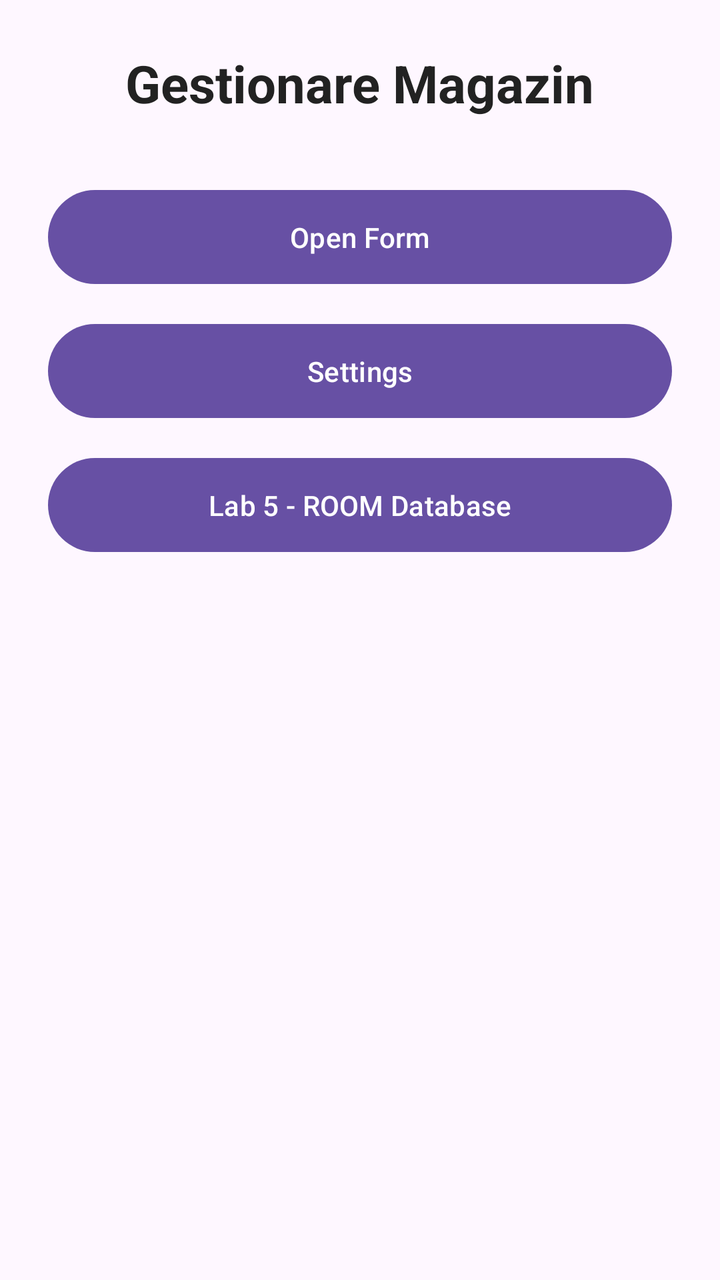
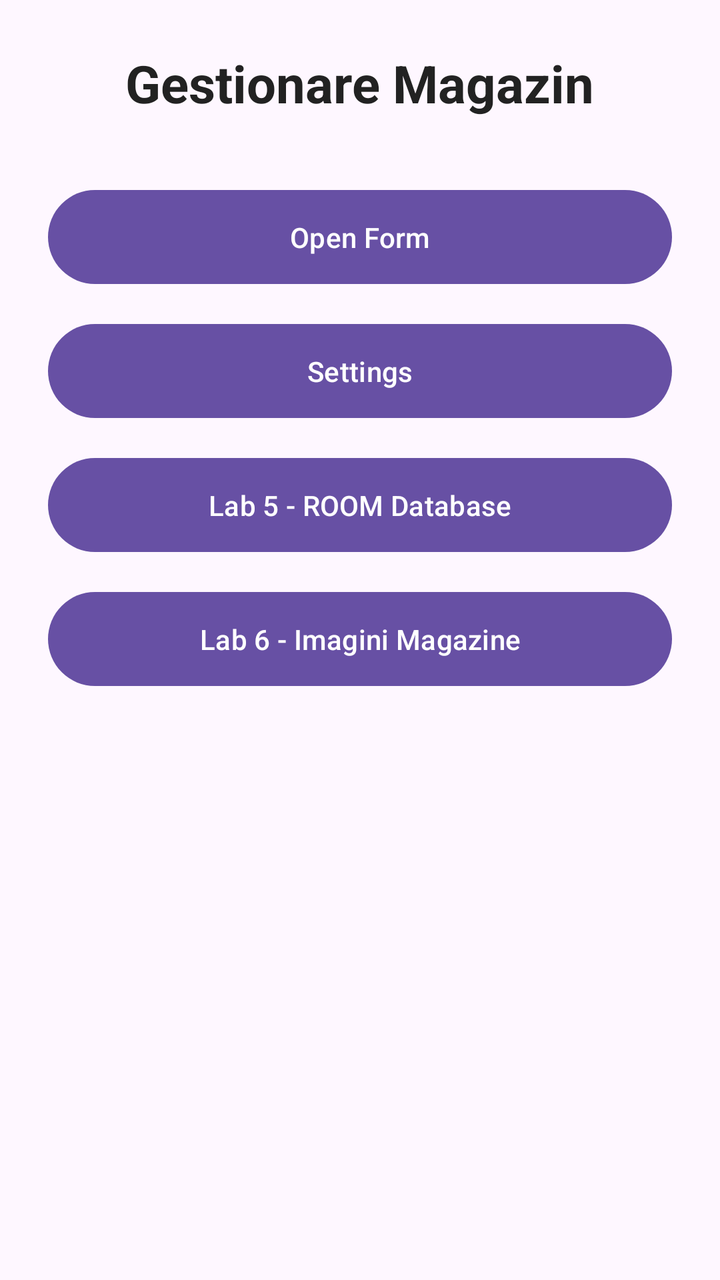

Two renders of the same Android screen: before a commit and after it. Below are the layout's source before the change and the commit's diff.
<!-- AndroidManifest.xml: application theme Theme.Labs -->
<!-- res/layout/activity_activitate_lab4.xml -->
<?xml version="1.0" encoding="utf-8"?>
<androidx.constraintlayout.widget.ConstraintLayout xmlns:android="http://schemas.android.com/apk/res/android"
    xmlns:app="http://schemas.android.com/apk/res-auto"
    xmlns:tools="http://schemas.android.com/tools"
    android:id="@+id/main"
    android:layout_width="match_parent"
    android:layout_height="match_parent"
    android:padding="24dp"
    tools:context=".ActivitateLab4">

    <TextView
        android:id="@+id/textViewTitleMain"
        android:layout_width="wrap_content"
        android:layout_height="wrap_content"
        android:text="Gestionare Magazin"
        android:textSize="26sp"
        android:textStyle="bold"
        android:textColor="#222222"
        app:layout_constraintTop_toTopOf="parent"
        app:layout_constraintStart_toStartOf="parent"
        app:layout_constraintEnd_toEndOf="parent" />

    <Button
        android:id="@+id/open_form"
        android:layout_width="0dp"
        android:layout_height="wrap_content"
        android:layout_marginTop="32dp"
        android:text="Open Form"
        android:textAllCaps="false"
        android:padding="14dp"
        app:layout_constraintTop_toBottomOf="@id/textViewTitleMain"
        app:layout_constraintStart_toStartOf="parent"
        app:layout_constraintEnd_toEndOf="parent" />

    <Button
        android:id="@+id/buttonSettings"
        android:layout_width="0dp"
        android:layout_height="wrap_content"
        android:layout_marginTop="12dp"
        android:text="Settings"
        android:textAllCaps="false"
        android:padding="14dp"
        app:layout_constraintTop_toBottomOf="@id/open_form"
        app:layout_constraintStart_toStartOf="parent"
        app:layout_constraintEnd_toEndOf="parent" />

    <Button
        android:id="@+id/buttonLab5Room"
        android:layout_width="0dp"
        android:layout_height="wrap_content"
        android:layout_marginTop="12dp"
        android:text="Lab 5 - ROOM Database"
        android:textAllCaps="false"
        android:padding="14dp"
        app:layout_constraintTop_toBottomOf="@id/buttonSettings"
        app:layout_constraintStart_toStartOf="parent"
        app:layout_constraintEnd_toEndOf="parent" />

    <ListView
        android:id="@+id/listView"
        android:layout_width="361dp"
        android:layout_height="0dp"
        android:layout_marginTop="20dp"
        app:layout_constraintBottom_toBottomOf="parent"
        app:layout_constraintEnd_toEndOf="parent"
        app:layout_constraintStart_toStartOf="parent"
        app:layout_constraintTop_toBottomOf="@+id/buttonLab5Room" />

</androidx.constraintlayout.widget.ConstraintLayout>
<!-- resources referenced by this layout -->
<resources>
  <style name="Theme.Labs" parent="Base.Theme.Labs" />
  <style name="Base.Theme.Labs" parent="Theme.Material3.DayNight.NoActionBar">
          
          
      </style>
</resources>

<!-- the commit's change to res/layout/activity_activitate_lab4.xml (unified diff, before → after) -->
@@ -56,6 +56,18 @@
         app:layout_constraintStart_toStartOf="parent"
         app:layout_constraintEnd_toEndOf="parent" />
 
+    <Button
+        android:id="@+id/buttonLab6Imagini"
+        android:layout_width="0dp"
+        android:layout_height="wrap_content"
+        android:layout_marginTop="12dp"
+        android:text="Lab 6 - Imagini Magazine"
+        android:textAllCaps="false"
+        android:padding="14dp"
+        app:layout_constraintTop_toBottomOf="@id/buttonLab5Room"
+        app:layout_constraintStart_toStartOf="parent"
+        app:layout_constraintEnd_toEndOf="parent" />
+
     <ListView
         android:id="@+id/listView"
         android:layout_width="361dp"
@@ -64,6 +76,6 @@
         app:layout_constraintBottom_toBottomOf="parent"
         app:layout_constraintEnd_toEndOf="parent"
         app:layout_constraintStart_toStartOf="parent"
-        app:layout_constraintTop_toBottomOf="@+id/buttonLab5Room" />
+        app:layout_constraintTop_toBottomOf="@+id/buttonLab6Imagini" />
 
 </androidx.constraintlayout.widget.ConstraintLayout>
